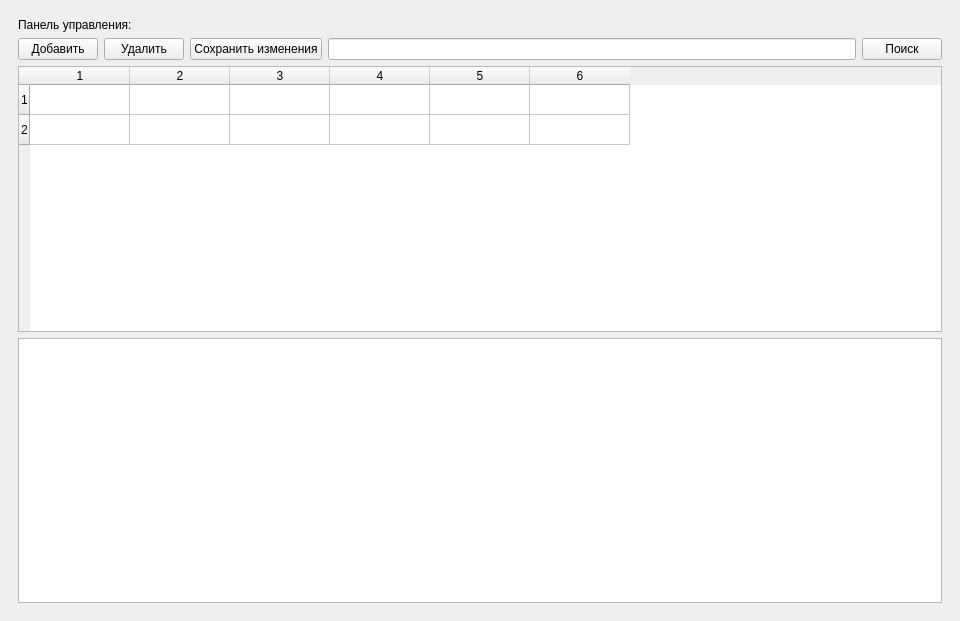
Old version of the form venv/irsDB/base.ui in the repository Ilaygor/irsDB.
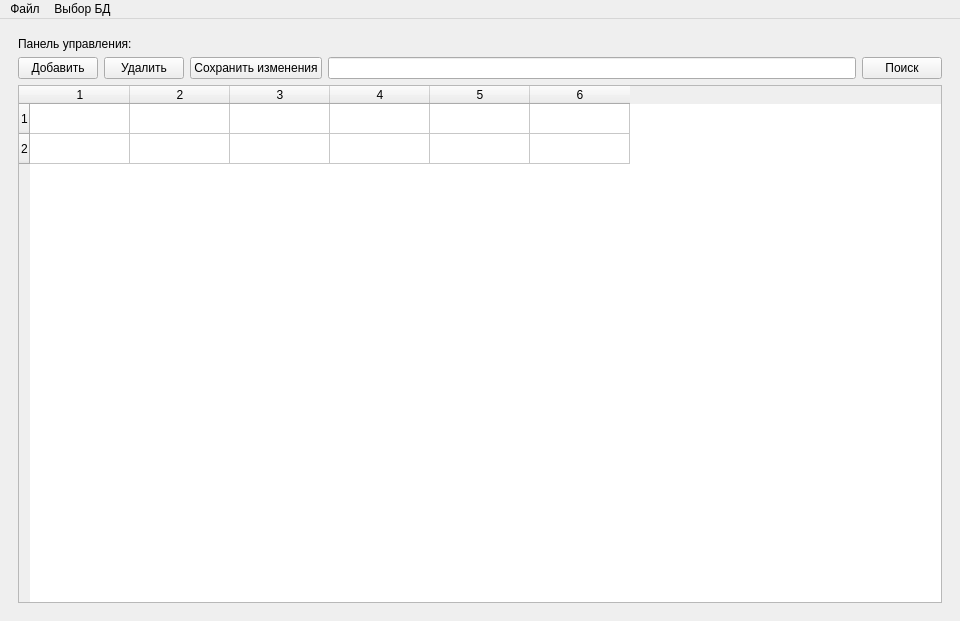
New version of the form. The open tabs and pages were chosen to show the change. Icons and pictures are not drawn.

The edit to the form file:
```diff
--- a/venv/irsDB/base.ui
+++ b/venv/irsDB/base.ui
@@ -1050,9 +1050,6 @@
           <column/>
          </widget>
         </item>
-        <item>
-         <widget class="QListView" name="listView"/>
-        </item>
        </layout>
       </widget>
      </widget>
@@ -1068,6 +1065,29 @@
      <height>21</height>
     </rect>
    </property>
+   <widget class="QMenu" name="menu">
+    <property name="title">
+     <string>Файл</string>
+    </property>
+    <addaction name="chooseArch"/>
+    <addaction name="action_3"/>
+    <addaction name="action"/>
+    <addaction name="separator"/>
+    <addaction name="exit"/>
+   </widget>
+   <widget class="QMenu" name="menu_2">
+    <property name="title">
+     <string>Выбор БД</string>
+    </property>
+    <addaction name="detail"/>
+    <addaction name="connections"/>
+    <addaction name="realDetail"/>
+    <addaction name="seams"/>
+    <addaction name="separator"/>
+    <addaction name="users"/>
+   </widget>
+   <addaction name="menu"/>
+   <addaction name="menu_2"/>
   </widget>
  </widget>
  <resources/>
```
Left out of the diff: 49 changed lines with no effect on the pictures.
